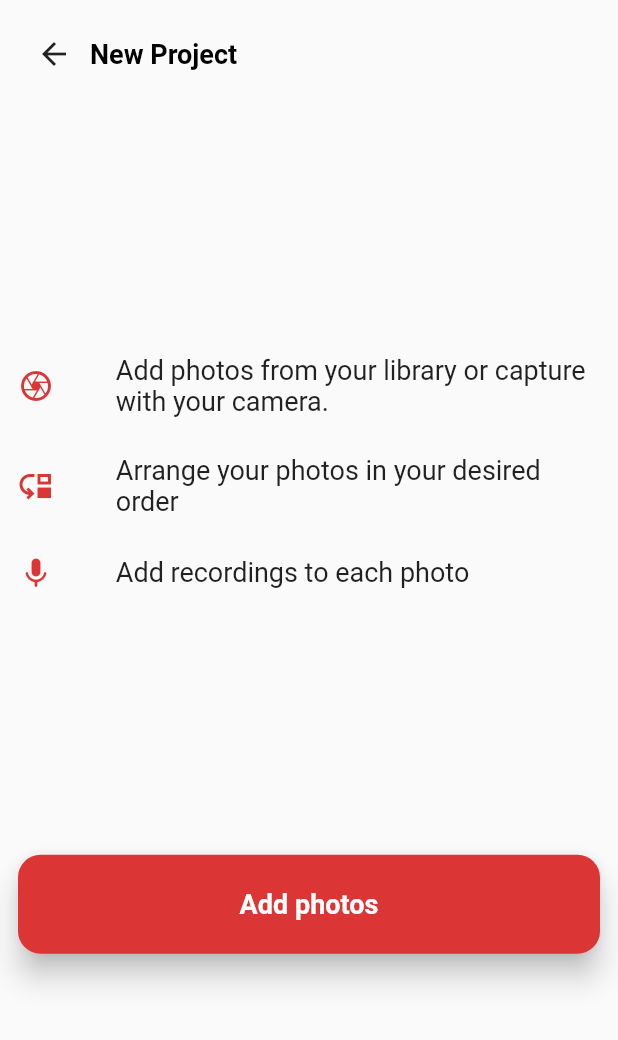
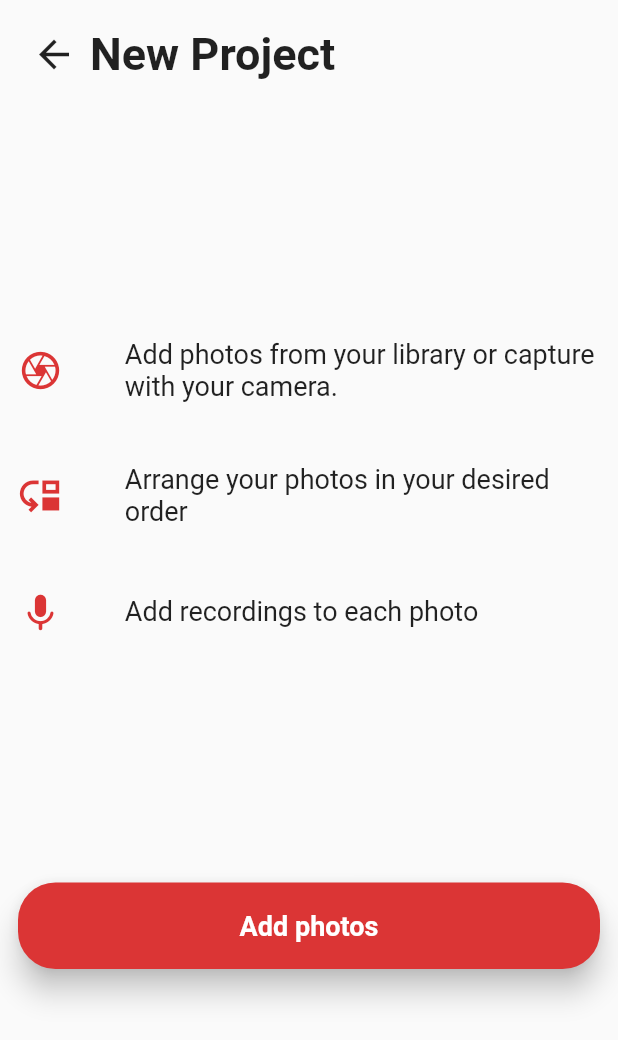
Before and after one commit to rawat-ji-flutter/Photo-and-talk, a Flutter app: the NewProject1 screen opened directly, on a phone screen of 412 x 824 dp. Shown: the top 1040 px of the screen. Run offline on Flutter 3.47's test engine with Material 2 defaults, Android fonts, the phone set to English and light mode, and no system bars; our stand-ins replace auto_size_text, cloud_firestore, connectivity, firebase_auth, firebase_core, firebase_storage and 10 more; missing offline and left inert: country_calling_code_picker, flutter_sound; accounts and stored records are empty; network calls fail.

Commit message:
ui changes

```diff
--- a/lib/Screens/Bottom Menu Screens/new_project1.dart
+++ b/lib/Screens/Bottom Menu Screens/new_project1.dart
@@ -31,9 +31,11 @@ class _NewProject1State extends State<NewProject1> {
                     },
                     icon: Icon(Platform.isAndroid
                         ? Icons.arrow_back
-                        : Icons.arrow_back_ios),
+                        : Icons.arrow_back_ios,
+                    ),
+                    iconSize: 30,
                   ),
-                  Text("New Project", style: mainBoldHeading())
+                  Text("New Project", style: TextStyle(fontSize: 30,fontWeight: FontWeight.bold))
                 ],
               ),
               Spacer(),
@@ -42,6 +44,7 @@ class _NewProject1State extends State<NewProject1> {
                   Icon(
                     Icons.camera_outlined,
                     color: AppColors.buttonColor,
+                    size: 30,
                   ),
                   SizedBox(width: w * 0.1),
                   Expanded(
@@ -50,12 +53,13 @@ class _NewProject1State extends State<NewProject1> {
                           style: TextStyle(fontSize: 18)))
                 ],
               ),
-              SizedBox(height: h * 0.03),
+              SizedBox(height: h * 0.05),
               Row(
                 children: [
                   Icon(
                     Icons.move_down_outlined,
                     color: AppColors.buttonColor,
+                    size: 30,
                   ),
                   SizedBox(width: w * 0.1),
                   Expanded(
@@ -65,12 +69,13 @@ class _NewProject1State extends State<NewProject1> {
                   ))
                 ],
               ),
-              SizedBox(height: h * 0.03),
+              SizedBox(height: h * 0.05),
               Row(
                 children: [
                   Icon(
                     Icons.keyboard_voice_rounded,
                     color: AppColors.buttonColor,
+                    size: 30,
                   ),
                   SizedBox(width: w * 0.1),
                   Expanded(
@@ -84,10 +89,10 @@ class _NewProject1State extends State<NewProject1> {
                 buttonMethod: () {
 
                 },
-                borderRad: 15,
+                borderRad: 25,
                 loading: false,
                 w: w,
-                h: h * 0.08,
+                h: h * 0.07,
               ),
               Spacer(),
             ],
--- a/lib/Screens/Bottom Menu Screens/search_screen.dart
+++ b/lib/Screens/Bottom Menu Screens/search_screen.dart
@@ -27,6 +27,7 @@ class _SearchScreenState extends State<SearchScreen> {
     return GestureDetector(
       onTap: () => FocusScope.of(context).unfocus(),
       child: Scaffold(
+        backgroundColor:  Color(0xfff2f5fa),
           appBar: AppBar(
             leading: IconButton(
               icon: Icon(
@@ -68,7 +69,8 @@ class _SearchScreenState extends State<SearchScreen> {
                         decoration: InputDecoration(
                             enabledBorder: const OutlineInputBorder(
                               borderSide: const BorderSide(
-                                  color: Colors.deepOrange, width: 1.5),
+                                  color: Color(0xffdb3535),
+                                  width: 1.5),
                               borderRadius: const BorderRadius.all(
                                 Radius.circular(15.0),
                               ),
```
Also changed, not shown: lib/Screens/Bottom Menu Screens/DashBoard.dart (+48 -13 lines), lib/Screens/Bottom Menu Screens/My Account Screens/edit_profile.dart (+24 -6 lines), lib/Screens/Bottom Menu Screens/my_account.dart (+24 -1 lines), lib/Services/provider.dart (+3 -9 lines).
